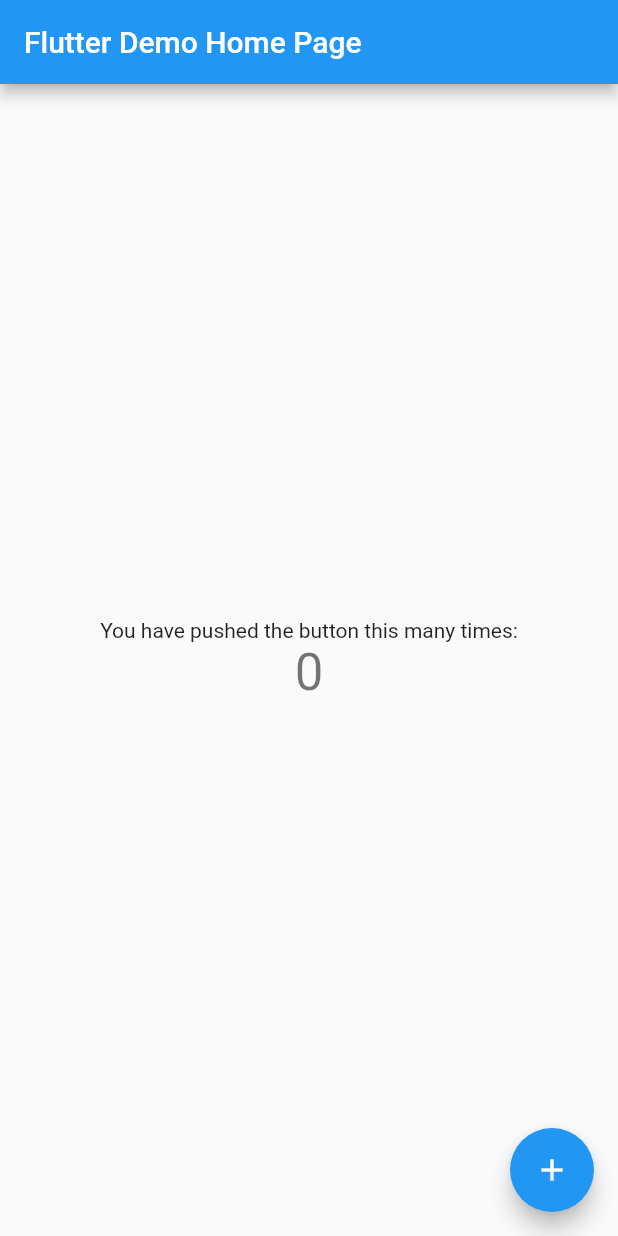
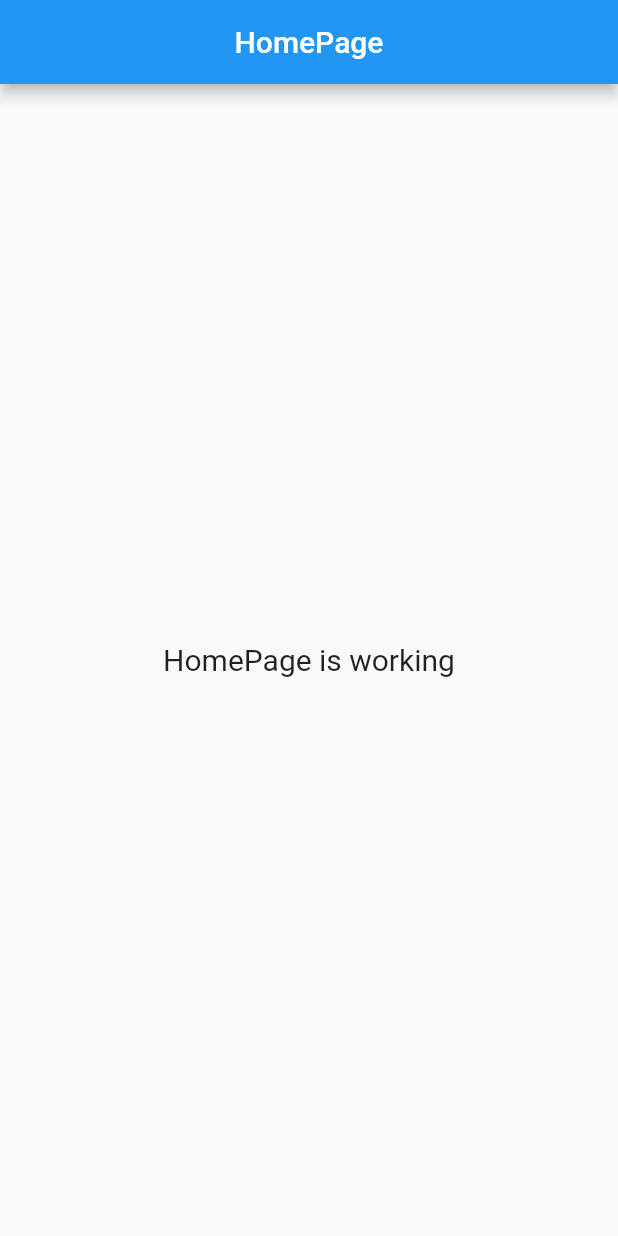
Before and after one commit to ricardoemerson/getx_named_routes, a Flutter app: the screen it shows after launch, on a phone screen of 412 x 824 dp. Run offline on Flutter 3.47's test engine with Material 2 defaults, Android fonts, the phone set to English and light mode, and no system bars; our stand-ins replace get.

Commit message:
Added the GetX to project and configurated the main.dart file.

```diff
--- a/lib/main.dart
+++ b/lib/main.dart
@@ -1,4 +1,7 @@
 import 'package:flutter/material.dart';
+import 'package:get/get.dart';
+
+import 'pages/home/home_page.dart';
 
 void main() {
   runApp(const MyApp());
@@ -6,110 +9,17 @@ void main() {
 
 class MyApp extends StatelessWidget {
   const MyApp({super.key});
-
-  // This widget is the root of your application.
   @override
   Widget build(BuildContext context) {
-    return MaterialApp(
-      title: 'Flutter Demo',
+    return GetMaterialApp(
+      title: 'GetX Named Routes',
       theme: ThemeData(
-        // This is the theme of your application.
-        //
-        // Try running your application with "flutter run". You'll see the
-        // application has a blue toolbar. Then, without quitting the app, try
-        // changing the primarySwatch below to Colors.green and then invoke
-        // "hot reload" (press "r" in the console where you ran "flutter run",
-        // or simply save your changes to "hot reload" in a Flutter IDE).
-        // Notice that the counter didn't reset back to zero; the application
-        // is not restarted.
         primarySwatch: Colors.blue,
       ),
-      home: const MyHomePage(title: 'Flutter Demo Home Page'),
+      initialRoute: '/home',
+      getPages: [
+        GetPage(name: '/home', page: HomePage.new),
+      ],
     );
   }
 }
-
-class MyHomePage extends StatefulWidget {
-  const MyHomePage({super.key, required this.title});
-
-  // This widget is the home page of your application. It is stateful, meaning
-  // that it has a State object (defined below) that contains fields that affect
-  // how it looks.
-
-  // This class is the configuration for the state. It holds the values (in this
-  // case the title) provided by the parent (in this case the App widget) and
-  // used by the build method of the State. Fields in a Widget subclass are
-  // always marked "final".
-
-  final String title;
-
-  @override
-  State<MyHomePage> createState() => _MyHomePageState();
-}
-
-class _MyHomePageState extends State<MyHomePage> {
-  int _counter = 0;
-
-  void _incrementCounter() {
-    setState(() {
-      // This call to setState tells the Flutter framework that something has
-      // changed in this State, which causes it to rerun the build method below
-      // so that the display can reflect the updated values. If we changed
-      // _counter without calling setState(), then the build method would not be
-      // called again, and so nothing would appear to happen.
-      _counter++;
-    });
-  }
-
-  @override
-  Widget build(BuildContext context) {
-    // This method is rerun every time setState is called, for instance as done
-    // by the _incrementCounter method above.
-    //
-    // The Flutter framework has been optimized to make rerunning build methods
-    // fast, so that you can just rebuild anything that needs updating rather
-    // than having to individually change instances of widgets.
-    return Scaffold(
-      appBar: AppBar(
-        // Here we take the value from the MyHomePage object that was created by
-        // the App.build method, and use it to set our appbar title.
-        title: Text(widget.title),
-      ),
-      body: Center(
-        // Center is a layout widget. It takes a single child and positions it
-        // in the middle of the parent.
-        child: Column(
-          // Column is also a layout widget. It takes a list of children and
-          // arranges them vertically. By default, it sizes itself to fit its
-          // children horizontally, and tries to be as tall as its parent.
-          //
-          // Invoke "debug painting" (press "p" in the console, choose the
-          // "Toggle Debug Paint" action from the Flutter Inspector in Android
-          // Studio, or the "Toggle Debug Paint" command in Visual Studio Code)
-          // to see the wireframe for each widget.
-          //
-          // Column has various properties to control how it sizes itself and
-          // how it positions its children. Here we use mainAxisAlignment to
-          // center the children vertically; the main axis here is the vertical
-          // axis because Columns are vertical (the cross axis would be
-          // horizontal).
-          mainAxisAlignment: MainAxisAlignment.center,
-          children: <Widget>[
-            const Text(
-              'You have pushed the button this many times:',
-            ),
-            Text(
-              '$_counter',
-              style: Theme.of(context).textTheme.headline4,
-            ),
-          ],
-        ),
-      ),
-      floatingActionButton: FloatingActionButton(
-        onPressed: _incrementCounter,
-        tooltip: 'Increment',
-        child: const Icon(Icons.add),
-      ), // This trailing comma makes auto-formatting nicer for build methods.
-    );
-  }
-}
--- /dev/null
+++ b/lib/pages/home/home_page.dart
@@ -0,0 +1,21 @@
+import 'package:flutter/material.dart';
+
+class HomePage extends StatelessWidget {
+  const HomePage({Key? key}) : super(key: key);
+
+  @override
+  Widget build(BuildContext context) {
+    return Scaffold(
+      appBar: AppBar(
+        title: const Text('HomePage'),
+        centerTitle: true,
+      ),
+      body: const Center(
+        child: Text(
+          'HomePage is working',
+          style: TextStyle(fontSize: 20),
+        ),
+      ),
+    );
+  }
+}
--- a/pubspec.yaml
+++ b/pubspec.yaml
@@ -36,6 +36,8 @@ dependencies:
   # The following adds the Cupertino Icons font to your application.
   # Use with the CupertinoIcons class for iOS style icons.
   cupertino_icons: ^1.0.2
+
+  get: ^4.6.5
 
 dev_dependencies:
   flutter_test:
```
Also changed, not shown: analysis_options.yaml (+61 -0 lines), pubspec.lock.
